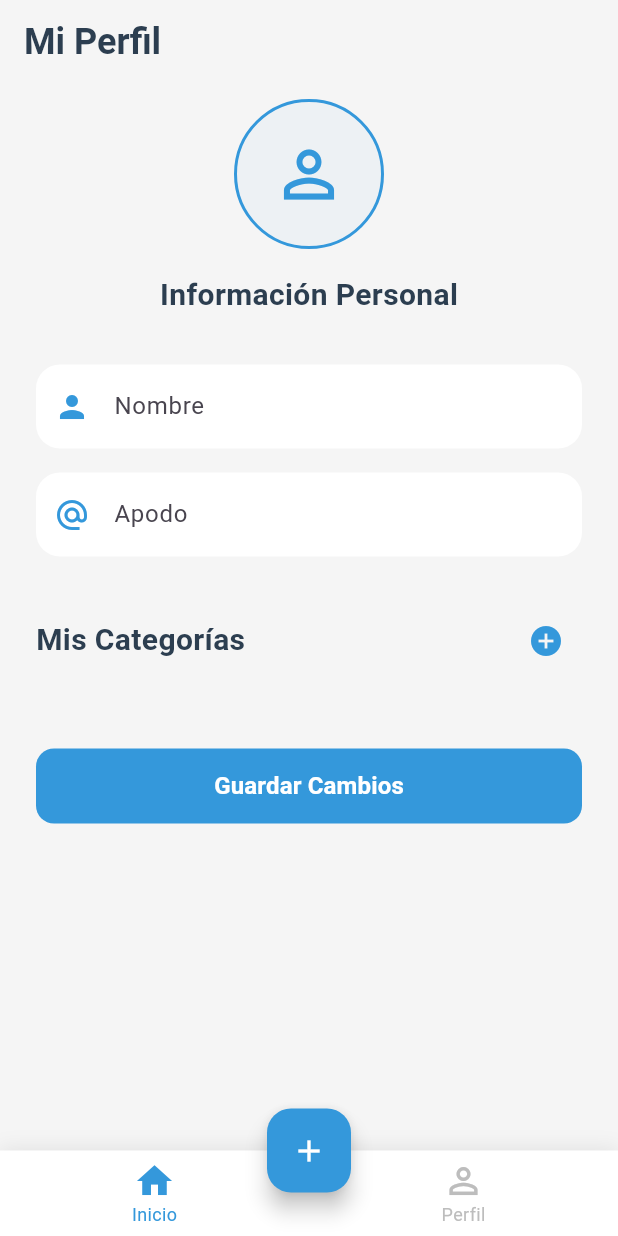
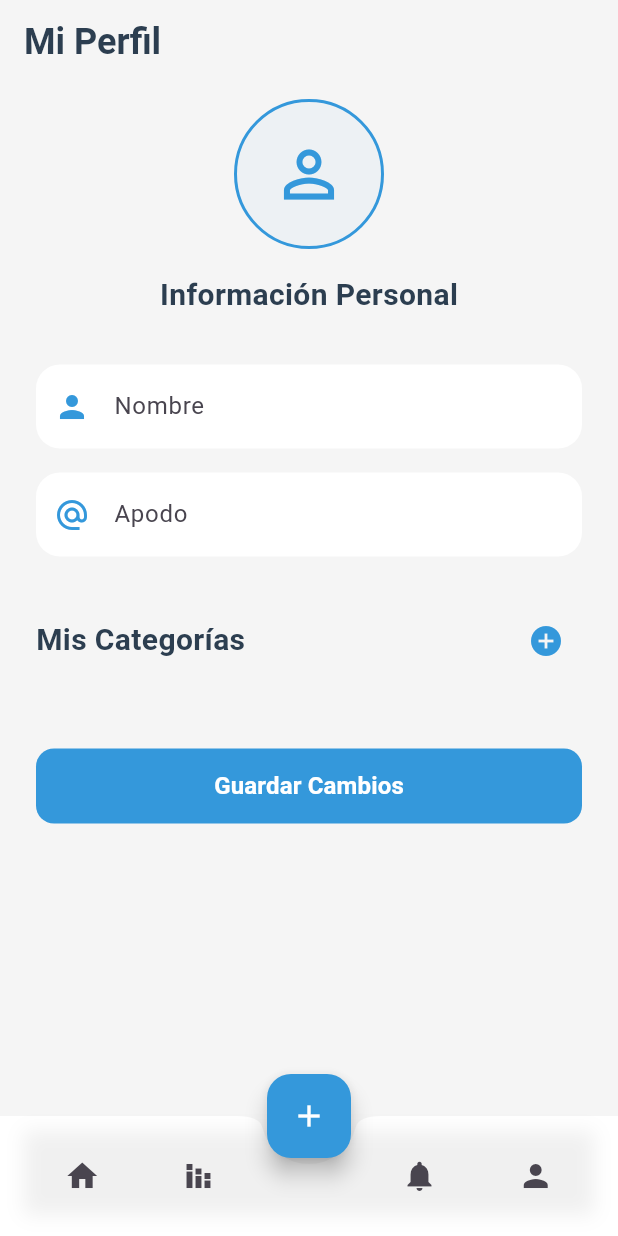
Before and after one commit to Moisessantos45/sonix_text, a Flutter app: the ProfileScreen screen opened by its route, on a phone screen of 412 x 824 dp. Run offline on Flutter 3.47's test engine with Material 3 defaults, Android fonts, the phone set to English and light mode, and no system bars; our stand-ins replace card_swiper, confetti, flutter_local_notifications, flutter_riverpod, flutter_slidable, go_router and 4 more; missing offline and left inert: flutter_background_service, flutter_inapp_notifications; accounts and stored records are empty.

Commit message:
change navigation_bar.dart the design and distribution of items was changed

```diff
--- a/lib/presentation/widgets/navigation_bar.dart
+++ b/lib/presentation/widgets/navigation_bar.dart
@@ -6,44 +6,46 @@ class CustomNavigation extends StatelessWidget {
 
   @override
   Widget build(BuildContext context) {
-    return Container(
+    return BottomAppBar(
+        elevation: 0,
+        shape: const CircularNotchedRectangle(),
+        shadowColor: const Color(0xFF3498DB),
+        surfaceTintColor: Colors.grey[400],
+        color: Colors.white,
+        child: Container(
           decoration: BoxDecoration(
             boxShadow: [
               BoxShadow(
-            color: Colors.black.withAlpha(20),
+                color: Colors.black.withAlpha(15),
                 blurRadius: 10,
                 offset: const Offset(0, -2),
               ),
             ],
           ),
-      child: BottomNavigationBar(
-        onTap: (index) {
-          if (index == 0) {
-            context.go("/");
-          } else if (index == 1) {
-            context.go("/profile");
-          }
+          child: Row(
+            mainAxisAlignment: MainAxisAlignment.spaceAround,
+            children: [
+              IconButton(
+                icon: const Icon(Icons.home),
+                onPressed: () => context.go("/"),
+              ),
+              IconButton(
+                icon: const Icon(Icons.stacked_bar_chart),
+                onPressed: () {
+                  context.go("/statistics");
                 },
-        elevation: 0,
-        backgroundColor: Colors.white,
-        selectedItemColor: const Color(0xFF3498DB),
-        unselectedItemColor: Colors.grey[400],
-        selectedFontSize: 12,
-        unselectedFontSize: 12,
-        type: BottomNavigationBarType.fixed,
-        items: const [
-          BottomNavigationBarItem(
-            icon: Icon(Icons.home_outlined, size: 28),
-            activeIcon: Icon(Icons.home, size: 28),
-            label: 'Inicio',
               ),
-          BottomNavigationBarItem(
-            icon: Icon(Icons.person_outline, size: 28),
-            activeIcon: Icon(Icons.person, size: 28),
-            label: 'Perfil',
+              const SizedBox(width: 40),
+              IconButton(
+                icon: const Icon(Icons.notifications),
+                onPressed: () {},
+              ),
+              IconButton(
+                icon: const Icon(Icons.person),
+                onPressed: () => context.go("/profile"),
               ),
             ],
           ),
-    );
+        ));
   }
 }
```
Lines whose indentation alone changed are shown as unchanged.
